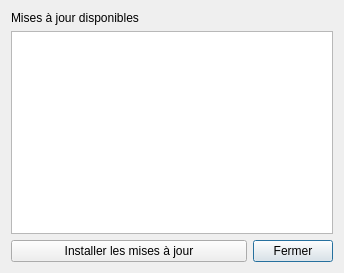
First picture: the form in ui/maj.ui, repository IGNF/PluginsManager-qgis-plugin, before the edit.
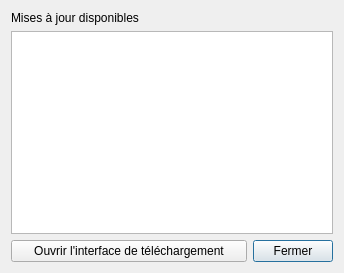
Second picture: the form after the edit. Icons and pictures are not drawn.

The edit to the form file:
```diff
--- a/ui/maj.ui
+++ b/ui/maj.ui
@@ -46,7 +46,7 @@
      <item row="2" column="0">
       <widget class="QPushButton" name="pushButton_executer_installateur">
        <property name="text">
-        <string>Installer les mises à jour</string>
+        <string>Ouvrir l'interface de téléchargement</string>
        </property>
       </widget>
      </item>
```
